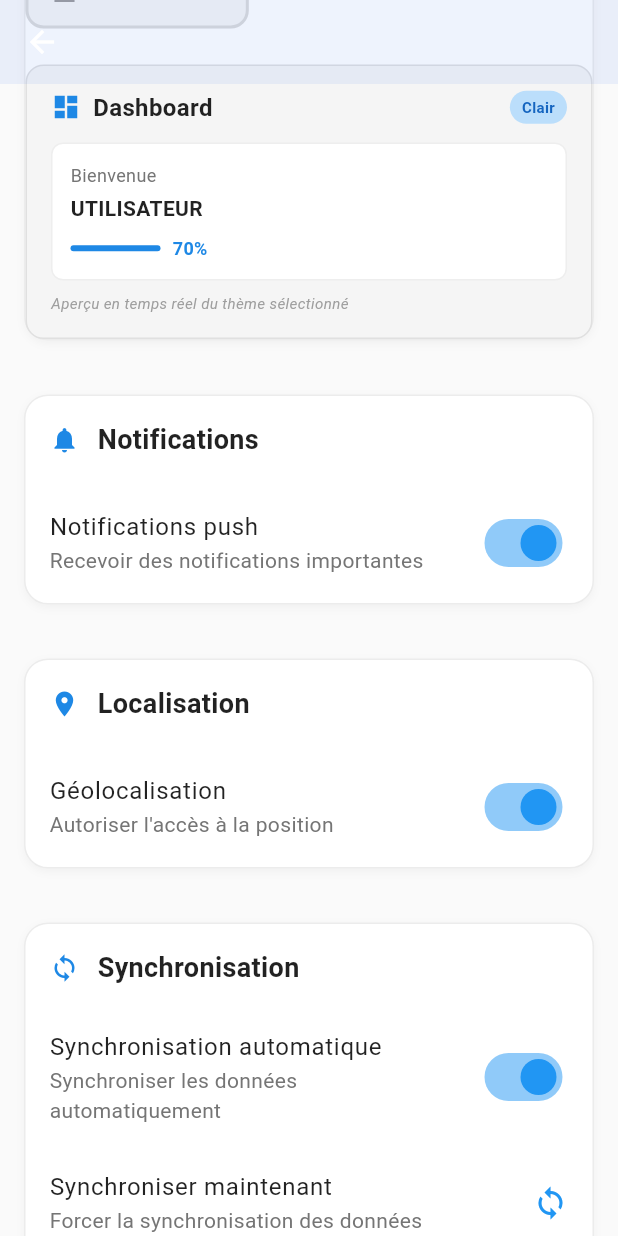
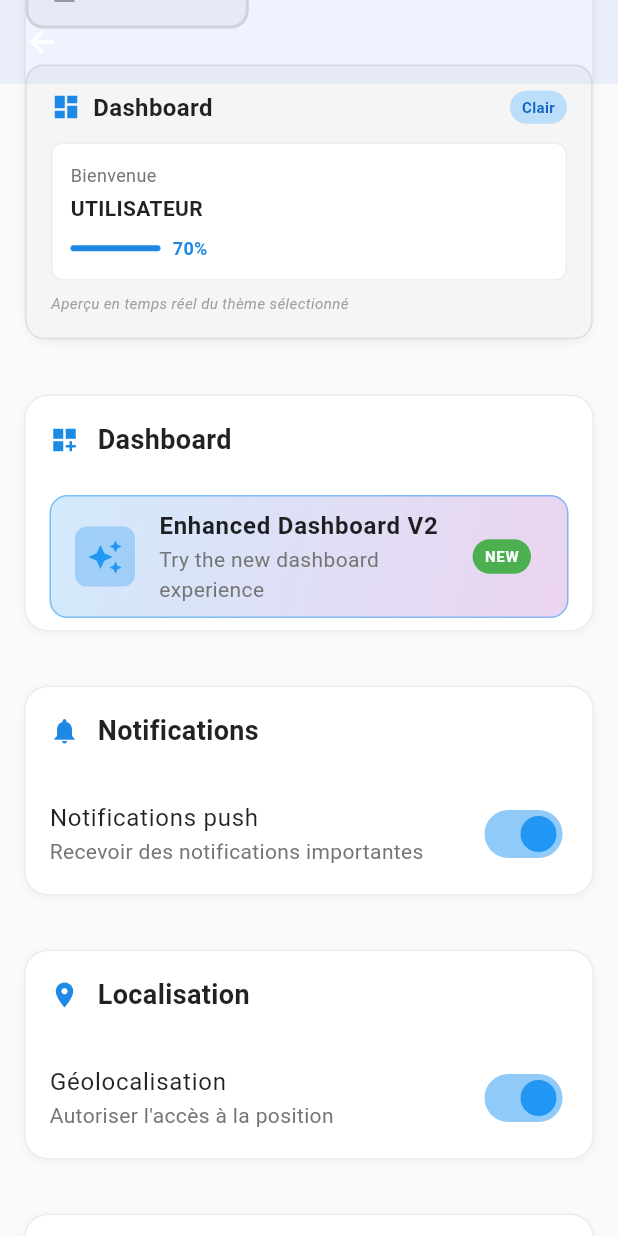
Before and after one commit to geniustep/routy, a Flutter app: the SettingsScreen screen opened by its route, scrolled down 576 dp, on a phone screen of 412 x 824 dp. Run offline on Flutter 3.47's test engine with Material 3 defaults, Android fonts, the phone set to English and light mode, and no system bars; our stand-ins replace dio, fl_chart, geolocator, get, google_maps_flutter, hive_flutter and 5 more; accounts and stored records are empty; network calls fail; project files that could hold a hidden picture were left out.

Commit message:
feat: Integrate Dashboard V2 with fixes and enhancements
- Fix fl_chart tooltipBgColor deprecated parameter (use getTooltipColor)
- Fix translation files JSON formatting (remove premature closing braces)
- Add Dashboard V2 access button in Settings screen
- Set Dashboard V2 as default landing page after login
- Update all translation files (ar, en, fr, es) with Dashboard V2 keys
- Add glassmorphism UI, animated charts, and responsive design

```diff
--- a/assets/translations/app_ar.arb
+++ b/assets/translations/app_ar.arb
@@ -175,8 +175,8 @@
   "no": "لا",
   "call": "اتصل",
   "edit": "تعديل",
-  "partner_details": "تفاصيل الشريك"
-}  "sales_trend": "اتجاه المبيعات",
+  "partner_details": "تفاصيل الشريك",
+  "sales_trend": "اتجاه المبيعات",
   "last_7_days": "آخر 7 أيام",
   "no_data_available": "لا توجد بيانات متاحة",
   "today_sales": "مبيعات اليوم",
--- a/assets/translations/app_en.arb
+++ b/assets/translations/app_en.arb
@@ -172,8 +172,7 @@
   "no": "No",
   "call": "Call",
   "edit": "Edit",
-  "partner_details": "Partner details"
-}
+  "partner_details": "Partner details",
   "sales_trend": "Sales Trend",
   "last_7_days": "Last 7 Days",
   "no_data_available": "No data available",
--- a/assets/translations/app_es.arb
+++ b/assets/translations/app_es.arb
@@ -172,8 +172,7 @@
   "no": "No",
   "call": "Llamar",
   "edit": "Editar",
-  "partner_details": "Detalles del socio"
-}
+  "partner_details": "Detalles del socio",
   "sales_trend": "Tendencia de ventas",
   "last_7_days": "Últimos 7 días",
   "no_data_available": "No hay datos disponibles",
--- a/assets/translations/app_fr.arb
+++ b/assets/translations/app_fr.arb
@@ -172,8 +172,7 @@
   "no": "Non",
   "call": "Appeler",
   "edit": "Modifier",
-  "partner_details": "Détails du partenaire"
-}
+  "partner_details": "Détails du partenaire",
   "sales_trend": "Tendance des ventes",
   "last_7_days": "7 derniers jours",
   "no_data_available": "Aucune donnée disponible",
--- a/lib/l10n/app_localizations.dart
+++ b/lib/l10n/app_localizations.dart
@@ -1115,6 +1115,66 @@ abstract class AppLocalizations {
   /// In fr, this message translates to:
   /// **'Modifier'**
   String get edit;
+
+  /// No description provided for @sales_trend.
+  ///
+  /// In fr, this message translates to:
+  /// **'Tendance des ventes'**
+  String get sales_trend;
+
+  /// No description provided for @last_7_days.
+  ///
+  /// In fr, this message translates to:
+  /// **'7 derniers jours'**
+  String get last_7_days;
+
+  /// No description provided for @no_data_available.
+  ///
+  /// In fr, this message translates to:
+  /// **'Aucune donnée disponible'**
+  String get no_data_available;
+
+  /// No description provided for @today_sales.
+  ///
+  /// In fr, this message translates to:
+  /// **'Ventes aujourd\'hui'**
+  String get today_sales;
+
+  /// No description provided for @week_sales.
+  ///
+  /// In fr, this message translates to:
+  /// **'Ventes de la semaine'**
+  String get week_sales;
+
+  /// No description provided for @month_sales.
+  ///
+  /// In fr, this message translates to:
+  /// **'Ventes du mois'**
+  String get month_sales;
+
+  /// No description provided for @orders.
+  ///
+  /// In fr, this message translates to:
+  /// **'commandes'**
+  String get orders;
+
+  /// No description provided for @of_target.
+  ///
+  /// In fr, this message translates to:
+  /// **'de l\'objectif'**
+  String get of_target;
+
+  /// No description provided for @loading_dashboard.
+  ///
+  /// In fr, this message translates to:
+  /// **'Chargement du tableau de bord...'**
+  String get loading_dashboard;
+
+  /// No description provided for @refresh_dashboard.
+  ///
+  /// In fr, this message translates to:
+  /// **'Actualiser le tableau de bord'**
+  String get refresh_dashboard;
 }
 
 class _AppLocalizationsDelegate
--- a/lib/screens/settings/settings_screen.dart
+++ b/lib/screens/settings/settings_screen.dart
@@ -291,6 +291,8 @@ class _SettingsScreenState extends State<SettingsScreen>
           const SizedBox(height: 20),
           _buildThemeSection(),
           const SizedBox(height: 20),
+          _buildDashboardSection(themeController),
+          const SizedBox(height: 20),
           _buildNotificationSection(themeController),
           const SizedBox(height: 20),
           _buildLocationSection(themeController),
@@ -348,6 +350,86 @@ class _SettingsScreenState extends State<SettingsScreen>
         ],
       );
     });
+  }
+
+  Widget _buildDashboardSection(ThemeController themeController) {
+    return _buildSectionCard(
+      title: 'Dashboard',
+      icon: Icons.dashboard_customize,
+      themeController: themeController,
+      children: [
+        Container(
+          margin: const EdgeInsets.symmetric(horizontal: 16, vertical: 8),
+          decoration: BoxDecoration(
+            gradient: LinearGradient(
+              colors: [
+                Colors.blue.withValues(alpha: 0.2),
+                Colors.purple.withValues(alpha: 0.2),
+              ],
+              begin: Alignment.topLeft,
+              end: Alignment.bottomRight,
+            ),
+            borderRadius: BorderRadius.circular(12),
+            border: Border.all(
+              color: Colors.blue.withValues(alpha: 0.5),
+              width: 1,
+            ),
+          ),
+          child: ListTile(
+            leading: Container(
+              padding: const EdgeInsets.all(8),
+              decoration: BoxDecoration(
+                color: Colors.blue.withValues(alpha: 0.3),
+                borderRadius: BorderRadius.circular(8),
+              ),
+              child: const Icon(
+                Icons.auto_awesome,
+                color: Colors.blue,
+                size: 24,
+              ),
+            ),
+            title: Text(
+              'Enhanced Dashboard V2',
+              style: TextStyle(
+                color: themeController.isDarkMode
+                    ? Colors.white
+                    : Colors.black87,
+                fontSize: 16,
+                fontWeight: FontWeight.bold,
+              ),
+            ),
+            subtitle: Text(
+              'Try the new dashboard experience',
+              style: TextStyle(
+                color: themeController.isDarkMode
+                    ? Colors.white.withValues(alpha: 0.7)
+                    : Colors.grey[600],
+                fontSize: 14,
+              ),
+            ),
+            trailing: Container(
+              padding: const EdgeInsets.symmetric(horizontal: 8, vertical: 4),
+              decoration: BoxDecoration(
+                color: Colors.green,
+                borderRadius: BorderRadius.circular(12),
+              ),
+              child: const Text(
+                'NEW',
+                style: TextStyle(
+                  color: Colors.white,
+                  fontSize: 10,
+                  fontWeight: FontWeight.bold,
+                ),
+              ),
+            ),
+            onTap: () {
+              HapticFeedback.lightImpact();
+              Get.toNamed(AppRouter.dashboardV2);
+            },
+          ),
+        ),
+      ],
+    );
   }
 
   Widget _buildThemePreview(ThemeController themeController) {
--- a/lib/screens/splash/splash_controller.dart
+++ b/lib/screens/splash/splash_controller.dart
@@ -267,7 +267,7 @@ class SplashController extends GetxController {
       // تحديد الشاشة المناسبة
       String route;
       if (userController.isLoggedIn && userController.user != null) {
-        route = AppRouter.dashboard;
+        route = AppRouter.dashboardV2;
         appLogger.navigation(route, from: AppRouter.splash);
       } else {
         route = AppRouter.login;
```
Also changed, not shown: lib/l10n/app_localizations_ar.dart (+30 -0 lines), lib/l10n/app_localizations_en.dart (+30 -0 lines), lib/l10n/app_localizations_es.dart (+30 -0 lines), lib/l10n/app_localizations_fr.dart (+30 -0 lines), lib/screens/dashboard/dashboard_v2_screen.dart (+31 -78 lines), pubspec.lock.
